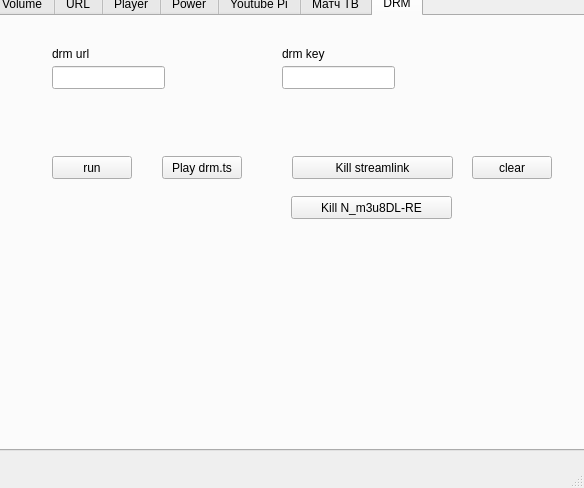
Old version of the form kodigui.ui in the repository definitly486/KodiGui.
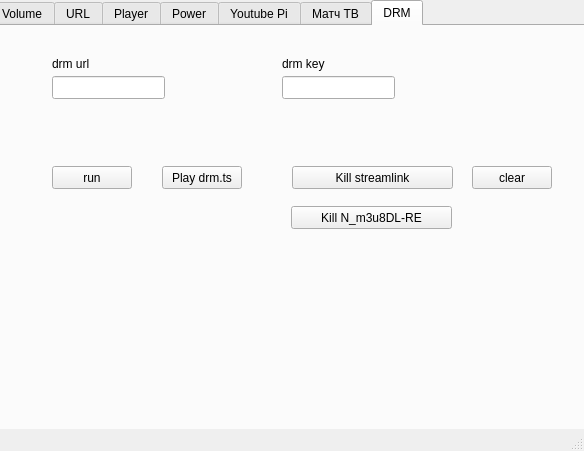
New version of the form. Icons and pictures are not drawn.

Commit message: изменено:      kodigui.ui

The edit to the form file:
```diff
--- a/kodigui.ui
+++ b/kodigui.ui
@@ -7,7 +7,7 @@
     <x>0</x>
     <y>0</y>
     <width>584</width>
-    <height>488</height>
+    <height>451</height>
    </rect>
   </property>
   <property name="windowTitle">
@@ -23,9 +23,9 @@
     <property name="geometry">
      <rect>
       <x>-10</x>
-      <y>-10</y>
+      <y>0</y>
       <width>601</width>
-      <height>461</height>
+      <height>471</height>
      </rect>
     </property>
     <property name="currentIndex">
```
